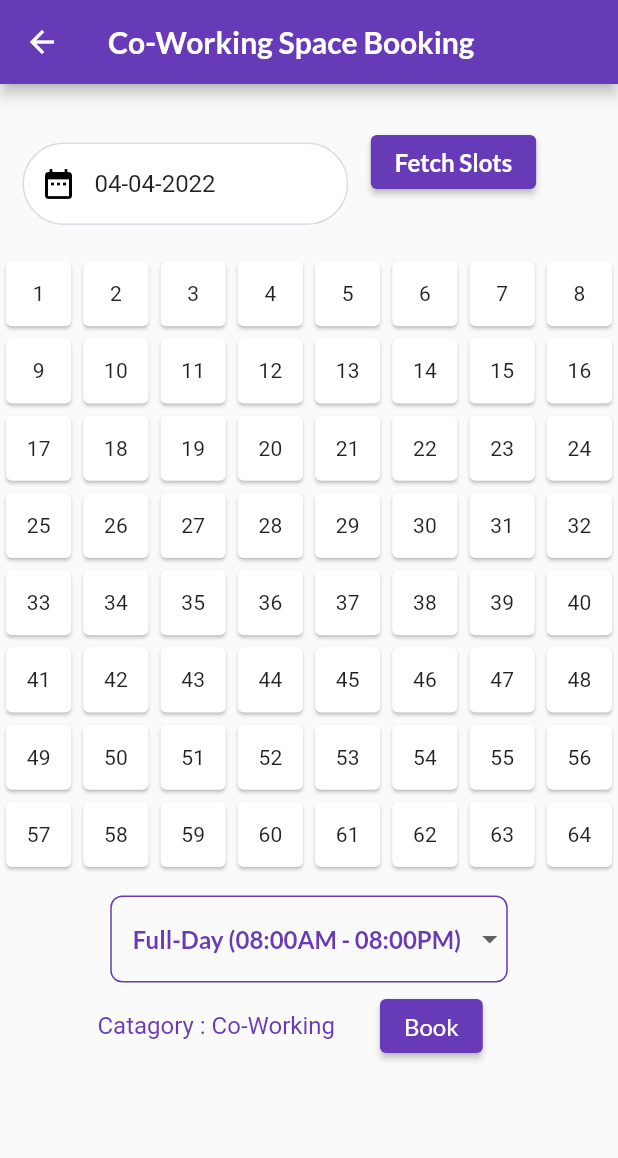
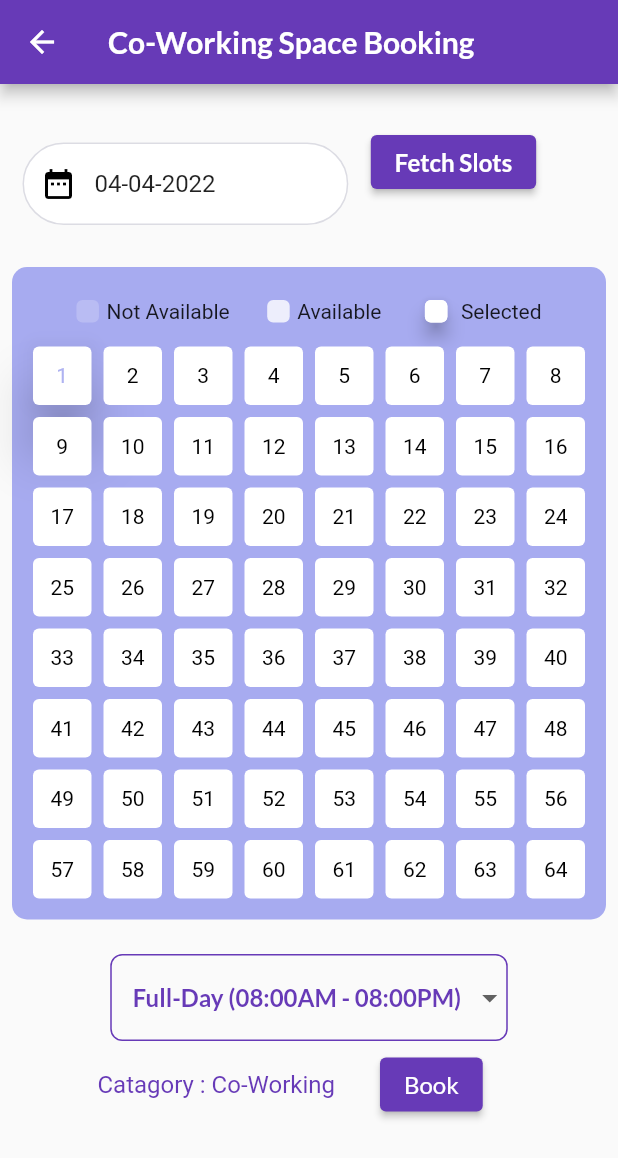
Before and after one commit to AbhiKumbhani007/ikigai, a Flutter app: the GridBooking screen opened by its route, after a tap on an icon or button, on a phone screen of 412 x 824 dp. Shown: the top 1158 px of the screen. Run offline on Flutter 3.47's test engine with Material 2 defaults, Android fonts, the phone set to English and light mode, and no system bars; our stand-ins replace cloud_firestore, firebase_auth, firebase_core, flutter_speed_dial, get, get_storage and 6 more; missing offline and left inert: cashfree_pg, dart:ffi, whatsapp_unilink; accounts and stored records are empty; network calls fail.

Commit message:
matrix css is done

```diff
--- a/lib/models/seat_model.dart
+++ b/lib/models/seat_model.dart
@@ -33,13 +33,12 @@ class SeatModel {
   }
 
   Color getColor() {
-    if (getCnt() == 4) return Colors.red;
-    if (getCnt() == 0) return Colors.green;
-    return Colors.yellow;
+    if (getCnt() == 4) return Color.fromARGB(255, 185, 188, 243);
+    if (getCnt() == 0) return Color.fromARGB(255, 237, 238, 252);
+    return Color.fromARGB(255, 237, 238, 252);
   }
 
-  String getSeatCategory(){
-      return seatCategory;
+  String getSeatCategory() {
+    return seatCategory;
   }
-
 }
--- a/lib/screens/components/gridbooking.dart
+++ b/lib/screens/components/gridbooking.dart
@@ -105,9 +105,78 @@ class _GridBookingState extends State<GridBooking> {
           ),
           // (isSlotsDetailsAvailable)
           //     ?
+          Container(
+            margin: EdgeInsets.all(8),
+            padding: EdgeInsets.all(10),
+            decoration: BoxDecoration(
+              borderRadius: BorderRadius.circular(10),
+              color: Color.fromARGB(255, 167, 171, 240),
+            ),
+            child: Column(
+              children: [
+                Padding(
+                  padding: const EdgeInsets.all(8.0),
+                  child: Row(
+                    mainAxisAlignment: MainAxisAlignment.spaceEvenly,
+                    children: [
+                      Row(
+                        children: [
+                          Container(
+                            width: 15,
+                            height: 15,
+                            decoration: BoxDecoration(
+                              color: Color.fromARGB(255, 185, 188, 243),
+                              borderRadius: BorderRadius.circular(4),
+                            ),
+                          ),
+                          SizedBox(
+                            width: 5,
+                          ),
+                          Text("Not Available"),
+                        ],
+                      ),
+                      Row(
+                        children: [
+                          Container(
+                            width: 15,
+                            height: 15,
+                            decoration: BoxDecoration(
+                              color: Color.fromARGB(255, 237, 238, 252),
+                              borderRadius: BorderRadius.circular(4),
+                            ),
+                          ),
+                          SizedBox(
+                            width: 5,
+                          ),
+                          Text("Available"),
+                        ],
+                      ),
+                      Row(
+                        children: [
+                          Card(
+                            elevation: 5,
+                            child: Container(
+                              width: 15,
+                              height: 15,
+                              decoration: BoxDecoration(
+                                color: Colors.white,
+                                borderRadius: BorderRadius.circular(4),
+                              ),
+                            ),
+                          ),
+                          SizedBox(
+                            width: 5,
+                          ),
+                          Text("Selected"),
+                        ],
+                      ),
+                    ],
+                  ),
+                ),
                 GridView.builder(
                     shrinkWrap: true, //must for grid inside column
-              gridDelegate: const SliverGridDelegateWithFixedCrossAxisCount(
+                    gridDelegate:
+                        const SliverGridDelegateWithFixedCrossAxisCount(
                       crossAxisCount: 8,
                     ),
                     itemCount: 64,
@@ -122,20 +191,39 @@ class _GridBookingState extends State<GridBooking> {
                           matrixController.seatNumber.value = _seatNumber;
                           matrixController.fetchSeatDetailsFromFirebase();
                         });
-                  debugPrint("${(index / 8).floor() + 1} , ${1 + index % 8}");
+                        debugPrint(
+                            "${(index / 8).floor() + 1} , ${1 + index % 8}");
                       }, child: Obx(() {
                         return Card(
-                    color: (index + 1 == matrixController.seatNumber.value)
+                          elevation:
+                              (index + 1 == matrixController.seatNumber.value)
+                                  ? 15
+                                  : 0,
+                          color:
+                              (index + 1 == matrixController.seatNumber.value)
                                   ? Colors.white
-                        : matrixController.MatrixStatsOfThisDate.value.length ==
+                                  : matrixController.MatrixStatsOfThisDate.value
+                                              .length ==
                                           0
                                       ? Colors.white
-                            : matrixController.MatrixStatsOfThisDate[index]
+                                      : matrixController
+                                          .MatrixStatsOfThisDate[index]
                                           .getColor(),
-                    child: Center(child: Text('${index + 1}')),
+                          child: Center(
+                              child: Text(
+                            '${index + 1}',
+                            style: TextStyle(
+                                color: (index + 1 ==
+                                        matrixController.seatNumber.value)
+                                    ? Color.fromARGB(255, 175, 179, 241)
+                                    : Colors.black),
+                          )),
                         );
                       }));
                     }),
+              ],
+            ),
+          ),
           SizedBox(
             height: 15,
           ),
```
Lines whose indentation alone changed are shown as unchanged.
